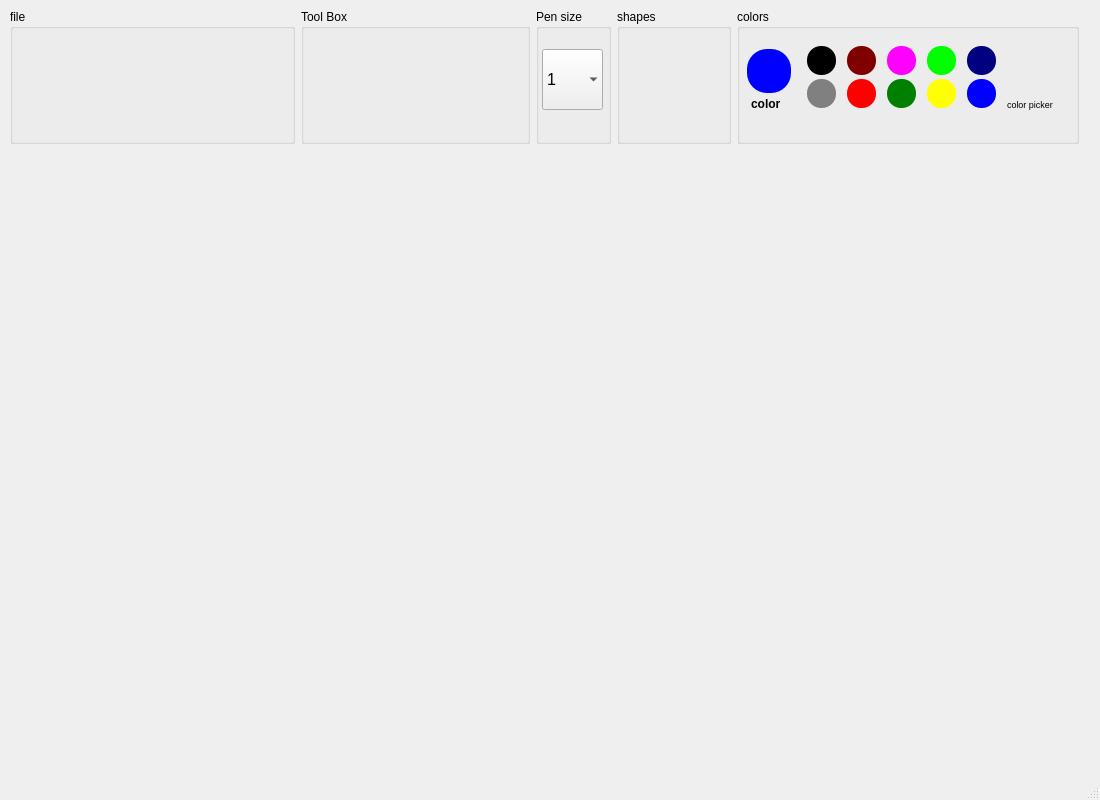
Before: the Qt Designer form UI/mainwindow.ui in shafiee-ali/Paint, drawn with Qt 5.
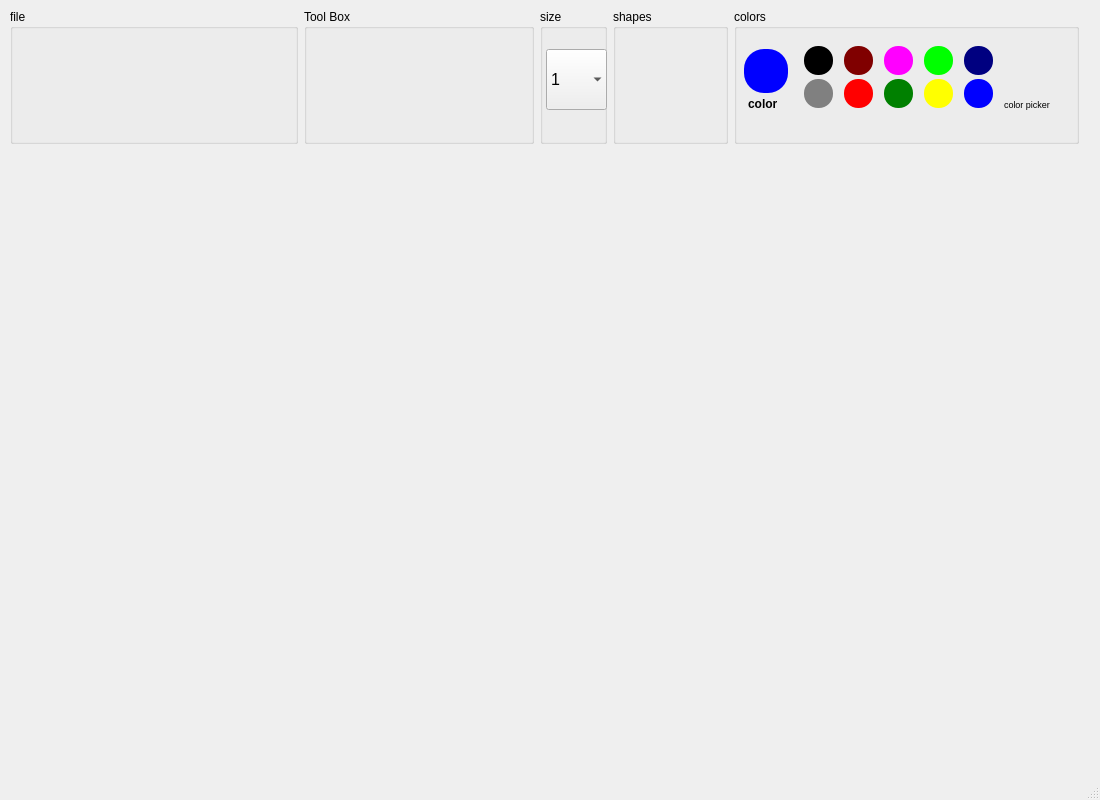
After: the same form once the commit is applied. Icons and pictures are not drawn.

Commit message: clear extra codes , add comment to functions , merge color btns functions to one function

```diff
--- a/UI/mainwindow.ui
+++ b/UI/mainwindow.ui
@@ -266,7 +266,7 @@
        <item>
         <widget class="QGroupBox" name="penSizeBox">
          <property name="title">
-          <string>Pen size</string>
+          <string>size     </string>
          </property>
          <widget class="QComboBox" name="penSizeCombobox">
           <property name="geometry">
```
The commit also changes 1 other file.
